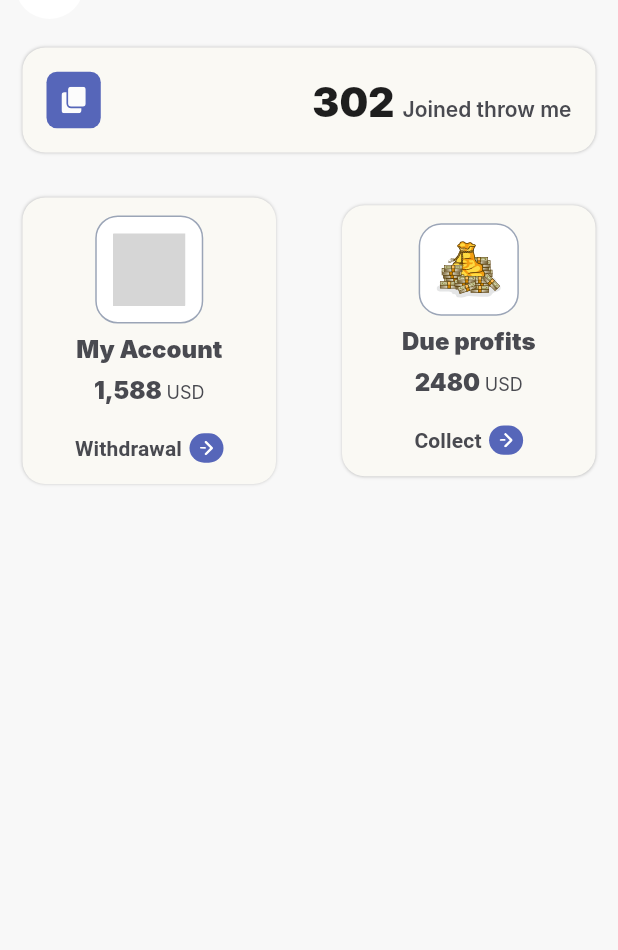
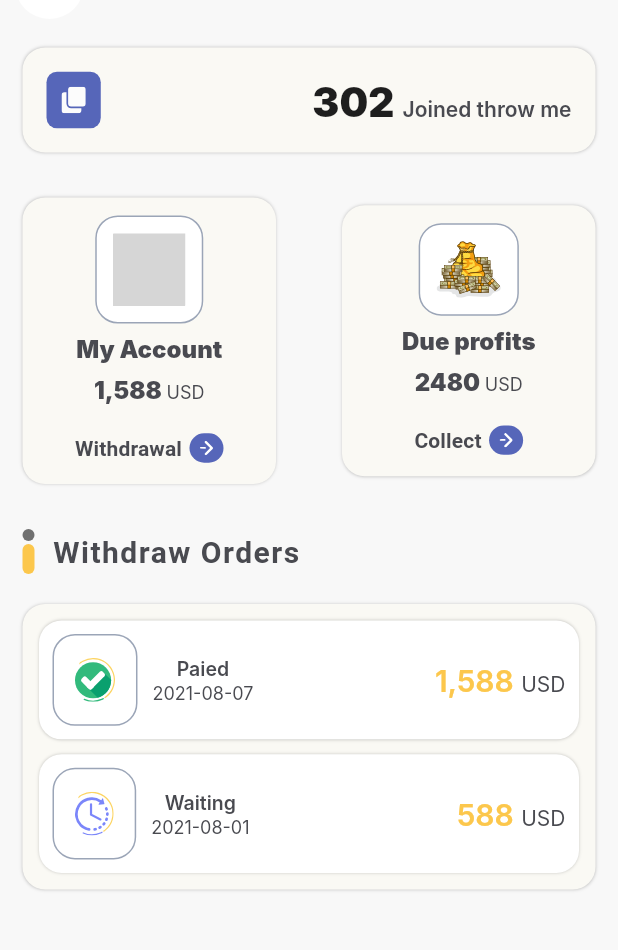
Before and after one commit to Al-mudather/stc.training.app, a Flutter app: the screen it shows after launch, on a phone screen of 412 x 824 dp, the part 59-1009 px from its top. Run offline on Flutter 3.47's test engine with Material 3 defaults, Android fonts, the phone set to English and light mode, and no system bars; our stand-ins replace flutter_hooks, flutter_spinkit, flutter_svg, get; Roboto replaces fonts that are missing (Inter); grey boxes are pictures that could not be loaded.

Commit message:
adding-my-marketing-page

```diff
--- /dev/null
+++ b/lib/features/marketing/components/withdraw_card_component.dart
@@ -0,0 +1,76 @@
+import 'package:flutter/material.dart';
+import 'package:flutter_svg/flutter_svg.dart';
+import 'package:stc_training/helper/app_colors.dart';
+import 'package:stc_training/utils/custom_text_util.dart';
+
+class WithDrawCardComponent extends StatelessWidget {
+  const WithDrawCardComponent({
+    super.key,
+    required this.cardLabel,
+    required this.withdrawDate,
+    required this.imgPath,
+    required this.amount,
+  });
+
+  final String cardLabel;
+  final String withdrawDate;
+  final String imgPath;
+  final String amount;
+
+  @override
+  Widget build(BuildContext context) {
+    return Container(
+      padding: EdgeInsets.all(9),
+      decoration: BoxDecoration(
+        borderRadius: BorderRadius.circular(15),
+        color: Colors.white,
+        boxShadow: [
+          BoxShadow(
+            color: Colors.black.withOpacity(0.2),
+            blurRadius: 1,
+          ),
+        ],
+      ),
+      child: Row(
+        children: [
+          Container(
+            padding: EdgeInsets.symmetric(
+              vertical: 15,
+              horizontal: 14,
+            ),
+            decoration: BoxDecoration(
+              borderRadius: BorderRadius.circular(15),
+              color: Colors.white,
+              border: Border.all(color: AppColors.grey),
+            ),
+            child: SvgPicture.asset(imgPath),
+          ),
+          const SizedBox(
+            width: 10,
+          ),
+          CustomTextUtil(
+            text1: "$cardLabel\n",
+            fontSize1: 13,
+            fontWeight1: FontWeight.w600,
+            hasAnotherText: true,
+            text2: withdrawDate,
+            fontSize2: 12,
+            fontWeight2: FontWeight.w400,
+            textAlign: TextAlign.center,
+          ),
+          Spacer(),
+          CustomTextUtil(
+            text1: "$amount ",
+            fontSize1: 20,
+            fontWeight1: FontWeight.w600,
+            textColor: AppColors.secondary,
+            hasAnotherText: true,
+            text2: "USD",
+            fontWeight2: FontWeight.w400,
+            textAlign: TextAlign.center,
+          ),
+        ],
+      ),
+    );
+  }
+}
--- a/lib/features/marketing/my_marketing_page.dart
+++ b/lib/features/marketing/my_marketing_page.dart
@@ -1,6 +1,8 @@
 import 'package:flutter/material.dart';
 import 'package:stc_training/features/marketing/components/my_marketing_page_card_component.dart';
 import 'package:stc_training/features/marketing/sections/joined_throw_me_section.dart';
+import 'package:stc_training/features/marketing/sections/profits_section.dart';
+import 'package:stc_training/features/marketing/sections/withdraw_orders_section.dart';
 import 'package:stc_training/helper/app_colors.dart';
 import 'package:stc_training/utils/app_bar_util.dart';
 
@@ -14,30 +16,20 @@ class MyMarketingPage extends StatelessWidget {
       appBar: AppBarUtil(barText: "My Marketing Page"),
       body: Container(
         margin: EdgeInsets.all(15),
+        child: SingleChildScrollView(
           child: Column(
             children: [
               JoinedThrowMeSection(),
               const SizedBox(
                 height: 30,
               ),
-            Row(
-              mainAxisAlignment: MainAxisAlignment.spaceBetween,
-              children: [
-                MyMarketingPageCardComponent(
-                  cardLabel: "My Account",
-                  btnLabel: "Withdrawal",
-                  amount: "1,588",
-                  imagePath: "assets/svgs/coins_money.svg",
+              ProfitsSection(),
+              const SizedBox(
+                height: 30,
               ),
-                MyMarketingPageCardComponent(
-                  cardLabel: "Due profits",
-                  btnLabel: "Collect",
-                  amount: "2480",
-                  imagePath: "assets/svgs/money.svg",
-                ),
+              WithdrawOrdersSection()
             ],
           ),
-          ],
         ),
       ),
     );
--- /dev/null
+++ b/lib/features/marketing/sections/profits_section.dart
@@ -0,0 +1,27 @@
+import 'package:flutter/material.dart';
+import 'package:stc_training/features/marketing/components/my_marketing_page_card_component.dart';
+
+class ProfitsSection extends StatelessWidget {
+  const ProfitsSection({super.key});
+
+  @override
+  Widget build(BuildContext context) {
+    return Row(
+      mainAxisAlignment: MainAxisAlignment.spaceBetween,
+      children: [
+        MyMarketingPageCardComponent(
+          cardLabel: "My Account",
+          btnLabel: "Withdrawal",
+          amount: "1,588",
+          imagePath: "assets/svgs/coins_money.svg",
+        ),
+        MyMarketingPageCardComponent(
+          cardLabel: "Due profits",
+          btnLabel: "Collect",
+          amount: "2480",
+          imagePath: "assets/svgs/money.svg",
+        ),
+      ],
+    );
+  }
+}
--- /dev/null
+++ b/lib/features/marketing/sections/withdraw_orders_section.dart
@@ -0,0 +1,58 @@
+import 'package:flutter/material.dart';
+import 'package:stc_training/features/marketing/components/withdraw_card_component.dart';
+import 'package:stc_training/helper/app_colors.dart';
+import 'package:stc_training/utils/section_title_util.dart';
+
+class WithdrawOrdersSection extends StatelessWidget {
+  const WithdrawOrdersSection({super.key});
+
+  @override
+  Widget build(BuildContext context) {
+    return Column(
+      children: [
+        SectionTitleUtil(
+          firstText: "Withdraw Orders",
+          firstTextColor: AppColors.blacklight2,
+          firstTextSize: 20,
+        ),
+        const SizedBox(
+          height: 20,
+        ),
+        Container(
+          padding: EdgeInsets.all(11),
+          decoration: BoxDecoration(
+            borderRadius: BorderRadius.circular(15),
+            color: AppColors.whiteLight,
+            boxShadow: [
+              BoxShadow(
+                color: Colors.black.withOpacity(0.2),
+                blurRadius: 1,
+              ),
+            ],
+          ),
+          child: Wrap(
+            runSpacing: 10,
+            children: [
+              WithDrawCardComponent(
+                cardLabel: "Paied",
+                withdrawDate: "2021-08-07",
+                imgPath: "assets/svgs/done_status.svg",
+                amount: "1,588",
+              ),
+              WithDrawCardComponent(
+                cardLabel: "Waiting",
+                withdrawDate: "2021-08-01",
+                imgPath: "assets/svgs/waiting_status.svg",
+                amount: "588",
+              ),
+            ],
+            // children: List.generate(
+            //   10,
+            //   (index) => WithDrawCardComponent(),
+            // ),
+          ),
+        ),
+      ],
+    );
+  }
+}
--- a/lib/utils/section_title_util.dart
+++ b/lib/utils/section_title_util.dart
@@ -7,11 +7,15 @@ class SectionTitleUtil extends StatelessWidget {
   const SectionTitleUtil({
     super.key,
     this.firstText = "",
+    this.firstTextColor = AppColors.secondary,
+    this.firstTextSize = 16,
     this.secondText = "",
     this.linkTitle = "",
     this.hasLink = false,
   });
 
+  final Color firstTextColor;
+  final double firstTextSize;
   final String firstText;
   final String secondText;
   final String linkTitle;
@@ -24,6 +28,8 @@ class SectionTitleUtil extends StatelessWidget {
       children: [
         TitleTextUtil(
           firstText: "  $firstText",
+          firstTextColor: firstTextColor,
+          firstTextSize: firstTextSize,
           secondText: secondText,
         ),
         hasLink == true
--- a/lib/utils/title_text_util.dart
+++ b/lib/utils/title_text_util.dart
@@ -5,10 +5,14 @@ class TitleTextUtil extends StatelessWidget {
   const TitleTextUtil({
     super.key,
     required this.firstText,
+    this.firstTextColor = AppColors.secondary,
+    this.firstTextSize = 16,
     this.secondText = "",
     this.showMarker = true,
   });
   final String firstText;
+  final double firstTextSize;
+  final Color firstTextColor;
   final String? secondText;
   final bool showMarker;
 
@@ -44,10 +48,11 @@ class TitleTextUtil extends StatelessWidget {
             children: [
               TextSpan(
                 text: firstText,
-                style: const TextStyle(
-                  color: AppColors.secondary,
+                style: TextStyle(
+                  color: firstTextColor,
                   fontWeight: FontWeight.bold,
                   letterSpacing: 1,
+                  fontSize: firstTextSize,
                 ),
               ),
               TextSpan(
```
Also changed, not shown: assets/svgs/done_status.svg (added), assets/svgs/waiting_status.svg (added). Lines whose indentation alone changed are shown as unchanged.
